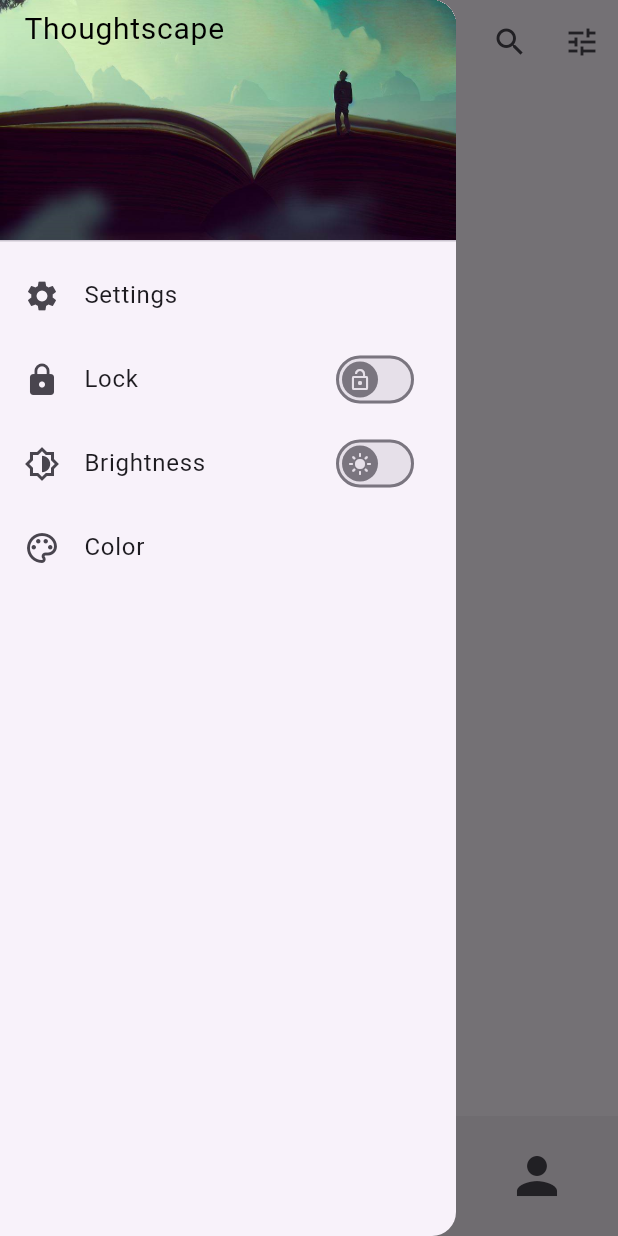
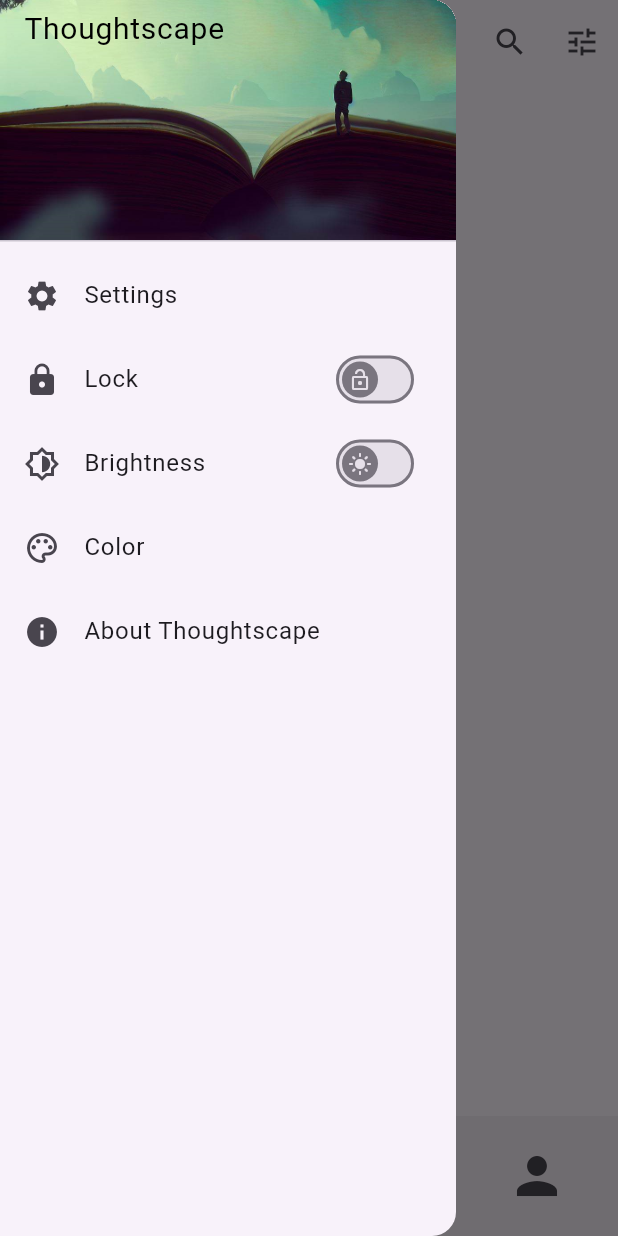
Before and after one commit to bennybweng/Thoughtscape, a Flutter app: the screen it shows after launch, with the side drawer open, on a phone screen of 412 x 824 dp. Run offline on Flutter 3.47's test engine with Material 2 defaults, Android fonts, the light colour scheme and no system bars; our stand-ins replace local_auth, shared_preferences, table_calendar.

Commit message:
about dialogue

```diff
--- a/lib/pages/homepage.dart
+++ b/lib/pages/homepage.dart
@@ -170,7 +170,8 @@ class _HomePageState extends State<HomePage> {
                 onTap: () {
                   _colorDialogBuilder(context);
                 },
-              )
+              ),
+              const AboutListTile(icon: Icon(Icons.info), applicationName: "Thoughtscape", applicationVersion: "1.0", aboutBoxChildren: [Text("Thoughtscape is a digital diary app designed to help you capture and explore your inner thoughts and experiences.")],),
             ],
           ),
         ),
```
